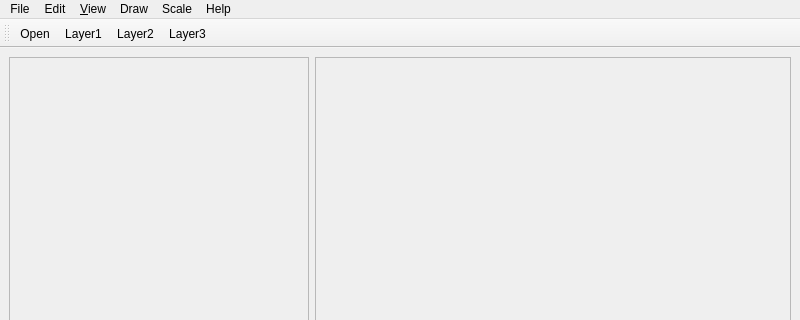
Before: the Qt Designer form mainwindow.ui in jowin202/YaRXP, drawn with Qt 5; both pictures show x 0 to 800 and y 0 to 320 of the 800 by 600 pixel window.
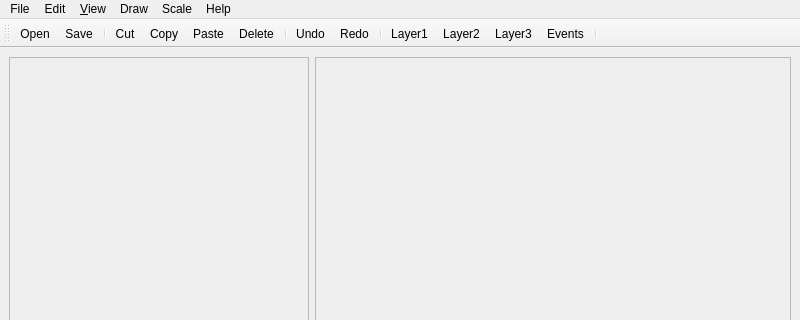
After: the same form once the commit is applied. Icons and pictures are not drawn. Custom widgets are drawn as their Qt base class.

```diff
--- a/mainwindow.ui
+++ b/mainwindow.ui
@@ -244,9 +244,21 @@
     <bool>false</bool>
    </attribute>
    <addaction name="actionOpen"/>
+   <addaction name="actionSave"/>
+   <addaction name="separator"/>
+   <addaction name="actionCut"/>
+   <addaction name="actionCopy"/>
+   <addaction name="actionPaste"/>
+   <addaction name="actionDelete"/>
+   <addaction name="separator"/>
+   <addaction name="actionUndo"/>
+   <addaction name="actionRedo"/>
+   <addaction name="separator"/>
    <addaction name="actionLayer1"/>
    <addaction name="actionLayer2"/>
    <addaction name="actionLayer3"/>
+   <addaction name="actionEvents"/>
+   <addaction name="separator"/>
   </widget>
   <action name="actionNew">
    <property name="text">
@@ -432,6 +444,16 @@
     <string>About</string>
    </property>
   </action>
+  <action name="actionRedo">
+   <property name="icon">
+    <iconset>
+     <normalon>:/icons/icons/bx-redo.svg</normalon>
+    </iconset>
+   </property>
+   <property name="text">
+    <string>Redo</string>
+   </property>
+  </action>
  </widget>
  <customwidgets>
   <customwidget>
```
Left out of the diff: 62 changed lines with no effect on the pictures.
